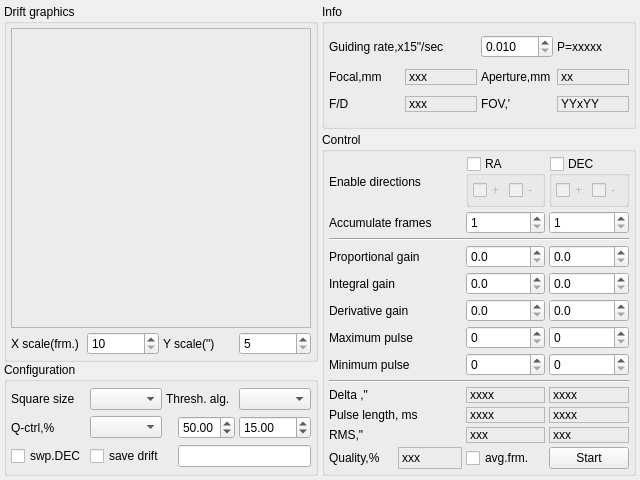
Old version of the form lin_guider/ui/guider.ui in the repository ploki/lin_guider.
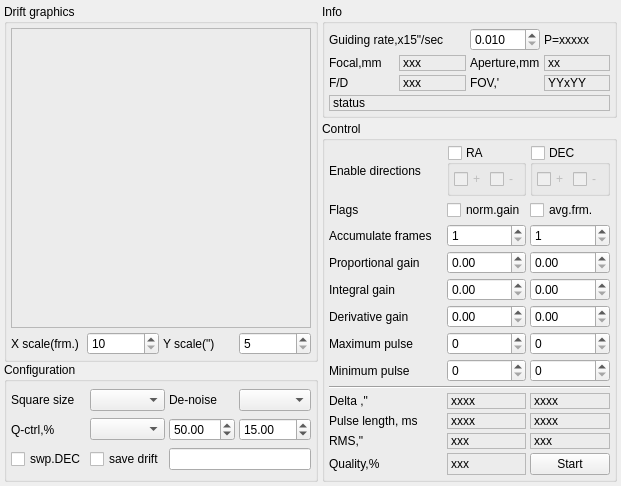
New version of the form.

Commit message: lin_guider-4.0.0 import

What changed in the file:
```diff
--- a/lin_guider/ui/guider.ui
+++ b/lin_guider/ui/guider.ui
@@ -6,14 +6,20 @@
    <rect>
     <x>0</x>
     <y>0</y>
-    <width>640</width>
+    <width>621</width>
     <height>480</height>
    </rect>
   </property>
+  <property name="sizePolicy">
+   <sizepolicy hsizetype="Minimum" vsizetype="Minimum">
+    <horstretch>0</horstretch>
+    <verstretch>0</verstretch>
+   </sizepolicy>
+  </property>
   <property name="minimumSize">
    <size>
-    <width>640</width>
-    <height>480</height>
+    <width>0</width>
+    <height>0</height>
    </size>
   </property>
   <property name="maximumSize">
@@ -142,7 +148,7 @@
         <item row="0" column="2" colspan="2">
          <widget class="QLabel" name="l_28">
           <property name="text">
-           <string>Thresh. alg.</string>
+           <string>De-noise</string>
           </property>
          </widget>
         </item>
@@ -159,23 +165,10 @@
         <item row="0" column="4">
          <widget class="QComboBox" name="comboBox_ThresholdAlg"/>
         </item>
-        <item row="1" column="3">
-         <widget class="QDoubleSpinBox" name="doubleSpinBox_QualityThreshold1">
-          <property name="minimum">
-           <double>3.000000000000000</double>
-          </property>
-          <property name="maximum">
-           <double>95.000000000000000</double>
-          </property>
-          <property name="value">
-           <double>50.000000000000000</double>
-          </property>
-         </widget>
-        </item>
         <item row="1" column="4">
          <widget class="QDoubleSpinBox" name="doubleSpinBox_QualityThreshold2">
           <property name="minimum">
-           <double>3.000000000000000</double>
+           <double>2.000000000000000</double>
           </property>
           <property name="maximum">
            <double>95.000000000000000</double>
@@ -192,14 +185,27 @@
           </property>
          </widget>
         </item>
-        <item row="2" column="1" colspan="2">
+        <item row="1" column="2" colspan="2">
+         <widget class="QDoubleSpinBox" name="doubleSpinBox_QualityThreshold1">
+          <property name="minimum">
+           <double>2.000000000000000</double>
+          </property>
+          <property name="maximum">
+           <double>95.000000000000000</double>
+          </property>
+          <property name="value">
+           <double>50.000000000000000</double>
+          </property>
+         </widget>
+        </item>
+        <item row="2" column="1">
          <widget class="QCheckBox" name="checkBox_SaveLog">
           <property name="text">
            <string>save drift</string>
           </property>
          </widget>
         </item>
-        <item row="2" column="3" colspan="2">
+        <item row="2" column="2" colspan="3">
          <widget class="QLineEdit" name="lineEdit_DriftFileName">
           <property name="maxLength">
            <number>32</number>
@@ -377,9 +383,44 @@
           </property>
          </widget>
         </item>
+        <item row="3" column="0" colspan="4">
+         <widget class="QLabel" name="l_Status">
+          <property name="sizePolicy">
+           <sizepolicy hsizetype="Preferred" vsizetype="Maximum">
+            <horstretch>0</horstretch>
+            <verstretch>0</verstretch>
+           </sizepolicy>
+          </property>
+          <property name="frameShape">
+           <enum>QFrame::StyledPanel</enum>
+          </property>
+          <property name="frameShadow">
+           <enum>QFrame::Sunken</enum>
+          </property>
+          <property name="text">
+           <string>status</string>
+          </property>
+          <property name="margin">
+           <number>2</number>
+          </property>
+         </widget>
+        </item>
        </layout>
       </widget>
      </item>
+     <item>
+      <spacer name="verticalSpacer">
+       <property name="orientation">
+        <enum>Qt::Vertical</enum>
+       </property>
+       <property name="sizeHint" stdset="0">
+        <size>
+         <width>20</width>
+         <height>0</height>
+        </size>
+       </property>
+      </spacer>
+     </item>
      <item>
       <widget class="QGroupBox" name="groupBox_Control">
        <property name="title">
@@ -392,42 +433,93 @@
         <property name="spacing">
          <number>4</number>
         </property>
-        <item row="2" column="0" colspan="2">
+        <item row="12" column="2">
+         <widget class="QLabel" name="l_DeltaRA">
+          <property name="sizePolicy">
+           <sizepolicy hsizetype="Preferred" vsizetype="Maximum">
+            <horstretch>0</horstretch>
+            <verstretch>0</verstretch>
+           </sizepolicy>
+          </property>
+          <property name="frameShape">
+           <enum>QFrame::StyledPanel</enum>
+          </property>
+          <property name="frameShadow">
+           <enum>QFrame::Sunken</enum>
+          </property>
+          <property name="text">
+           <string>xxxx</string>
+          </property>
+          <property name="alignment">
+           <set>Qt::AlignLeading|Qt::AlignLeft|Qt::AlignVCenter</set>
+          </property>
+         </widget>
+        </item>
+        <item row="3" column="0" colspan="2">
          <widget class="QLabel" name="l_15">
           <property name="text">
            <string>Accumulate frames</string>
           </property>
          </widget>
         </item>
-        <item row="6" column="0" colspan="2">
-         <widget class="QLabel" name="l_30">
+        <item row="13" column="3">
+         <widget class="QLabel" name="l_PulseDEC">
+          <property name="sizePolicy">
+           <sizepolicy hsizetype="Preferred" vsizetype="Maximum">
+            <horstretch>0</horstretch>
+            <verstretch>0</verstretch>
+           </sizepolicy>
+          </property>
+          <property name="frameShape">
+           <enum>QFrame::StyledPanel</enum>
+          </property>
+          <property name="frameShadow">
+           <enum>QFrame::Sunken</enum>
+          </property>
           <property name="text">
-           <string>Derivative gain</string>
+           <string>xxxx</string>
+          </property>
+          <property name="alignment">
+           <set>Qt::AlignLeading|Qt::AlignLeft|Qt::AlignVCenter</set>
           </property>
          </widget>
         </item>
-        <item row="5" column="0" colspan="2">
+        <item row="7" column="0" colspan="2">
          <widget class="QLabel" name="l_17">
           <property name="text">
            <string>Integral gain</string>
           </property>
          </widget>
         </item>
-        <item row="7" column="3">
-         <widget class="QSpinBox" name="spinBox_MaxPulseDEC">
-          <property name="maximum">
-           <number>9999</number>
+        <item row="14" column="0">
+         <widget class="QLabel" name="l_34">
+          <property name="text">
+           <string>RMS,&quot;</string>
           </property>
          </widget>
         </item>
-        <item row="2" column="2">
+        <item row="3" column="2">
          <widget class="QSpinBox" name="spinBox_AccFramesRA">
           <property name="minimum">
            <number>1</number>
           </property>
          </widget>
         </item>
-        <item row="12" column="3">
+        <item row="8" column="0" colspan="2">
+         <widget class="QLabel" name="l_30">
+          <property name="text">
+           <string>Derivative gain</string>
+          </property>
+         </widget>
+        </item>
+        <item row="9" column="3">
+         <widget class="QSpinBox" name="spinBox_MaxPulseDEC">
+          <property name="maximum">
+           <number>9999</number>
+          </property>
+         </widget>
+        </item>
+        <item row="14" column="3">
          <widget class="QLabel" name="l_ErrDEC">
           <property name="sizePolicy">
            <sizepolicy hsizetype="Preferred" vsizetype="Maximum">
@@ -452,24 +544,24 @@
           </property>
          </widget>
         </item>
-        <item row="6" column="3">
+        <item row="8" column="3">
          <widget class="QDoubleSpinBox" name="spinBox_DerGainDEC">
           <property name="decimals">
-           <number>1</number>
+           <number>2</number>
           </property>
           <property name="maximum">
            <double>1000.000000000000000</double>
           </property>
          </widget>
         </item>
-        <item row="11" column="0" colspan="2">
+        <item row="13" column="0" colspan="2">
          <widget class="QLabel" name="l_33">
           <property name="text">
            <string>Pulse length, ms</string>
           </property>
          </widget>
         </item>
-        <item row="10" column="3">
+        <item row="12" column="3">
          <widget class="QLabel" name="l_DeltaDEC">
           <property name="sizePolicy">
            <sizepolicy hsizetype="Preferred" vsizetype="Maximum">
@@ -491,65 +583,58 @@
           </property>
          </widget>
         </item>
-        <item row="8" column="2">
+        <item row="10" column="2">
          <widget class="QSpinBox" name="spinBox_MinPulseRA">
           <property name="maximum">
            <number>9999</number>
           </property>
          </widget>
         </item>
-        <item row="6" column="2">
+        <item row="8" column="2">
          <widget class="QDoubleSpinBox" name="spinBox_DerGainRA">
           <property name="decimals">
-           <number>1</number>
+           <number>2</number>
           </property>
           <property name="maximum">
            <double>1000.000000000000000</double>
           </property>
          </widget>
         </item>
-        <item row="8" column="0" colspan="2">
+        <item row="10" column="0" colspan="2">
          <widget class="QLabel" name="l_32">
           <property name="text">
            <string>Minimum pulse</string>
           </property>
          </widget>
         </item>
-        <item row="1" column="0" colspan="2">
-         <widget class="QLabel" name="l_14">
-          <property name="text">
-           <string>Enable directions</string>
-          </property>
-         </widget>
-        </item>
-        <item row="4" column="3">
+        <item row="6" column="3">
          <widget class="QDoubleSpinBox" name="spinBox_PropGainDEC">
           <property name="decimals">
-           <number>1</number>
+           <number>2</number>
           </property>
           <property name="maximum">
            <double>1000.000000000000000</double>
           </property>
          </widget>
         </item>
-        <item row="4" column="0" colspan="2">
+        <item row="6" column="0" colspan="2">
          <widget class="QLabel" name="l_16">
           <property name="text">
            <string>Proportional gain</string>
           </property>
          </widget>
         </item>
-        <item row="4" column="2">
+        <item row="6" column="2">
          <widget class="QDoubleSpinBox" name="spinBox_PropGainRA">
           <property name="decimals">
-           <number>1</number>
+           <number>2</number>
           </property>
           <property name="maximum">
            <double>1000.000000000000000</double>
           </property>
          </widget>
         </item>
-        <item row="10" column="0">
+        <item row="12" column="0">
          <widget class="QLabel" name="l_36">
           <property name="text">
            <string>Delta ,&quot;</string>
@@ -594,22 +679,6 @@
           </layout>
          </widget>
         </item>
-        <item row="13" column="1">
-         <widget class="QLabel" name="l_Quality">
-          <property name="frameShape">
-           <enum>QFrame::StyledPanel</enum>
-          </property>
-          <property name="frameShadow">
-           <enum>QFrame::Sunken</enum>
-          </property>
-          <property name="text">
-           <string>xxx</string>
-          </property>
-          <property name="alignment">
-           <set>Qt::AlignLeading|Qt::AlignLeft|Qt::AlignVCenter</set>
-          </property>
-         </widget>
-        </item>
         <item row="1" column="2">
          <widget class="QGroupBox" name="groupBox_DirRA">
           <property name="title">
@@ -648,24 +717,24 @@
           </layout>
          </widget>
         </item>
-        <item row="5" column="2">
+        <item row="7" column="2">
          <widget class="QDoubleSpinBox" name="spinBox_IntGainRA">
           <property name="decimals">
-           <number>1</number>
+           <number>2</number>
           </property>
           <property name="maximum">
            <double>1000.000000000000000</double>
           </property>
          </widget>
         </item>
-        <item row="7" column="0" colspan="2">
+        <item row="9" column="0" colspan="2">
          <widget class="QLabel" name="l_31">
           <property name="text">
            <string>Maximum pulse</string>
           </property>
          </widget>
         </item>
-        <item row="12" column="2">
+        <item row="14" column="2">
          <widget class="QLabel" name="l_ErrRA">
           <property name="sizePolicy">
            <sizepolicy hsizetype="Preferred" vsizetype="Maximum">
@@ -690,21 +759,21 @@
           </property>
          </widget>
         </item>
-        <item row="7" column="2">
+        <item row="9" column="2">
          <widget class="QSpinBox" name="spinBox_MaxPulseRA">
           <property name="maximum">
            <number>9999</number>
           </property>
          </widget>
         </item>
-        <item row="8" column="3">
+        <item row="10" column="3">
          <widget class="QSpinBox" name="spinBox_MinPulseDEC">
           <property name="maximum">
            <number>9999</number>
           </property>
          </widget>
         </item>
-        <item row="11" column="2">
+        <item row="13" column="2">
          <widget class="QLabel" name="l_PulseRA">
           <property name="sizePolicy">
            <sizepolicy hsizetype="Preferred" vsizetype="Maximum">
@@ -726,109 +795,112 @@
           </property>
          </widget>
         </item>
-        <item row="13" column="3">
+        <item row="15" column="3">
          <widget class="QPushButton" name="pushButton_StartStop">
           <property name="text">
            <string>Start</string>
           </property>
          </widget>
         </item>
-        <item row="5" column="3">
-         <widget class="QDoubleSpinBox" name="spinBox_IntGainDEC">
-          <property name="decimals">
-           <number>1</number>
-          </property>
-          <property name="maximum">
-           <double>1000.000000000000000</double>
-          </property>
-         </widget>
-        </item>
-        <item row="13" column="2">
-         <widget class="QCheckBox" name="checkBox_AverageFrames">
-          <property name="text">
-           <string>avg.frm.</string>
-          </property>
-         </widget>
-        </item>
-        <item row="11" column="3">
-         <widget class="QLabel" name="l_PulseDEC">
-          <property name="sizePolicy">
-           <sizepolicy hsizetype="Preferred" vsizetype="Maximum">
-            <horstretch>0</horstretch>
-            <verstretch>0</verstretch>
-           </sizepolicy>
-          </property>
-          <property name="frameShape">
-           <enum>QFrame::StyledPanel</enum>
-          </property>
-          <property name="frameShadow">
-           <enum>QFrame::Sunken</enum>
-          </property>
-          <property name="text">
-           <string>xxxx</string>
-          </property>
-          <property name="alignment">
-           <set>Qt::AlignLeading|Qt::AlignLeft|Qt::AlignVCenter</set>
-          </property>
-         </widget>
-        </item>
-        <item row="12" column="0">
-         <widget class="QLabel" name="l_34">
-          <property name="text">
-           <string>RMS,&quot;</string>
-          </property>
-         </widget>
-        </item>
-        <item row="10" column="2">
-         <widget class="QLabel" name="l_DeltaRA">
-          <property name="sizePolicy">
-           <sizepolicy hsizetype="Preferred" vsizetype="Maximum">
-            <horstretch>0</horstretch>
-            <verstretch>0</verstretch>
-           </sizepolicy>
-          </property>
-          <property name="frameShape">
-           <enum>QFrame::StyledPanel</enum>
-          </property>
-          <property name="frameShadow">
-           <enum>QFrame::Sunken</enum>
-          </property>
-          <property name="text">
-           <string>xxxx</string>
-          </property>
-          <property name="alignment">
-           <set>Qt::AlignLeading|Qt::AlignLeft|Qt::AlignVCenter</set>
-          </property>
-         </widget>
-        </item>
-        <item row="2" column="3">
-         <widget class="QSpinBox" name="spinBox_AccFramesDEC">
-          <property name="minimum">
-           <number>1</number>
-          </property>
-         </widget>
-        </item>
-        <item row="9" column="0" colspan="4">
+        <item row="11" column="0" colspan="4">
          <widget class="Line" name="line_2">
           <property name="orientation">
            <enum>Qt::Horizontal</enum>
           </property>
          </widget>
         </item>
-        <item row="3" column="0" colspan="4">
-         <widget class="Line" name="line">
-          <property name="orientation">
-           <enum>Qt::Horizontal</enum>
+        <item row="3" column="3">
+         <widget class="QSpinBox" name="spinBox_AccFramesDEC">
+          <property name="minimum">
+           <number>1</number>
           </property>
          </widget>
         </item>
-        <item row="13" column="0">
+        <item row="7" column="3">
+         <widget class="QDoubleSpinBox" name="spinBox_IntGainDEC">
+          <property name="decimals">
+           <number>2</number>
+          </property>
+          <property name="maximum">
+           <double>1000.000000000000000</double>
+          </property>
+         </widget>
+        </item>
+        <item row="15" column="0">
          <widget class="QLabel" name="l_35">
           <property name="text">
            <string>Quality,%</string>
           </property>
          </widget>
         </item>
+        <item row="15" column="2">
+         <widget class="QLabel" name="l_Quality">
+          <property name="frameShape">
+           <enum>QFrame::StyledPanel</enum>
+          </property>
+          <property name="frameShadow">
+           <enum>QFrame::Sunken</enum>
+          </property>
+          <property name="text">
+           <string>xxx</string>
+          </property>
+          <property name="alignment">
+           <set>Qt::AlignLeading|Qt::AlignLeft|Qt::AlignVCenter</set>
+          </property>
+         </widget>
+        </item>
+        <item row="1" column="0" colspan="2">
+         <widget class="QLabel" name="l_14">
+          <property name="text">
+           <string>Enable directions</string>
+          </property>
+         </widget>
+        </item>
+        <item row="2" column="0" colspan="2">
+         <widget class="QLabel" name="l_37">
+          <property name="sizePolicy">
+           <sizepolicy hsizetype="Preferred" vsizetype="Preferred">
+            <horstretch>0</horstretch>
+            <verstretch>0</verstretch>
+           </sizepolicy>
+          </property>
+          <property name="text">
+           <string>Flags</string>
+          </property>
+         </widget>
+        </item>
+        <item row="2" column="2">
+         <widget class="QCheckBox" name="checkBox_normalizeGain">
+          <property name="sizePolicy">
+           <sizepolicy hsizetype="Preferred" vsizetype="Fixed">
+            <horstretch>0</horstretch>
+            <verstretch>0</verstretch>
+           </sizepolicy>
+          </property>
+          <property name="toolTip">
+           <string>Normalize gain coefficients</string>
+          </property>
+          <property name="text">
+           <string>norm.gain</string>
+          </property>
+         </widget>
+        </item>
+        <item row="2" column="3">
+         <widget class="QCheckBox" name="checkBox_AverageFrames">
+          <property name="sizePolicy">
+           <sizepolicy hsizetype="Preferred" vsizetype="Fixed">
+            <horstretch>0</horstretch>
+            <verstretch>0</verstretch>
+           </sizepolicy>
+          </property>
+          <property name="toolTip">
+           <string>Average frames</string>
+          </property>
+          <property name="text">
+           <string>avg.frm.</string>
+          </property>
+         </widget>
+        </item>
        </layout>
       </widget>
      </item>
```
Left out of the diff: 56 changed lines with no effect on the pictures. The commit also changes 64 other files.
